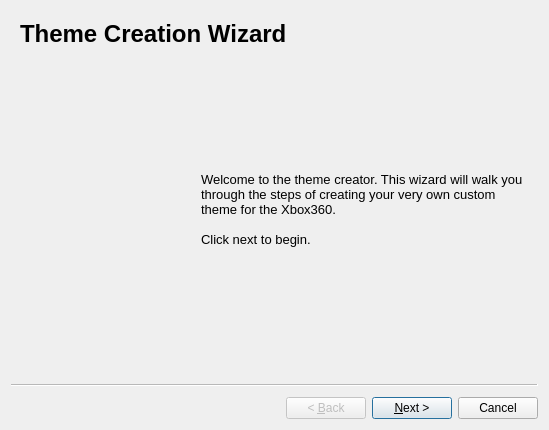
This is Velocity/themecreationwizard.ui in hetelek/Velocity as Qt 5 draws it before an edit. The edited form follows.
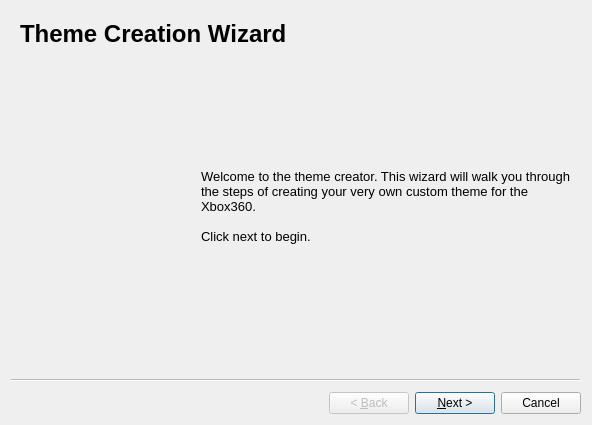
This is the edited form. Icons and pictures are not drawn.

Commit message: finished theme creator

```diff
--- a/Velocity/themecreationwizard.ui
+++ b/Velocity/themecreationwizard.ui
@@ -6,8 +6,8 @@
    <rect>
     <x>0</x>
     <y>0</y>
-    <width>549</width>
-    <height>430</height>
+    <width>592</width>
+    <height>425</height>
    </rect>
   </property>
   <property name="windowTitle">
```
Left out of the diff: 93 changed lines with no effect on the pictures. The commit also changes 2 other files.
